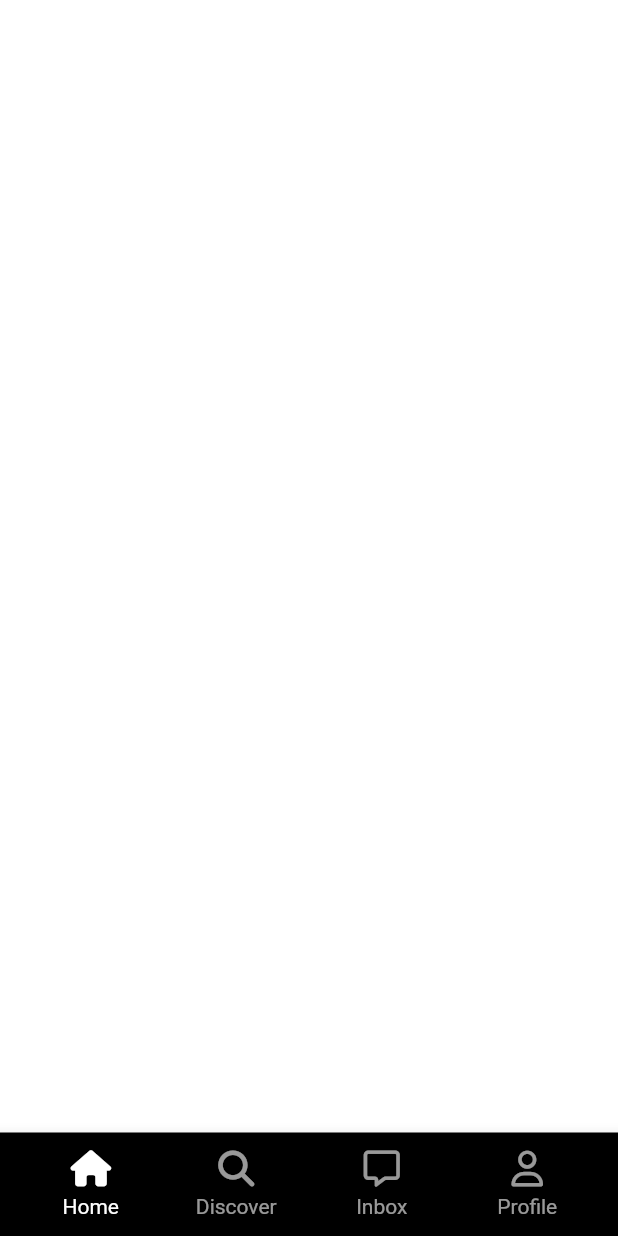
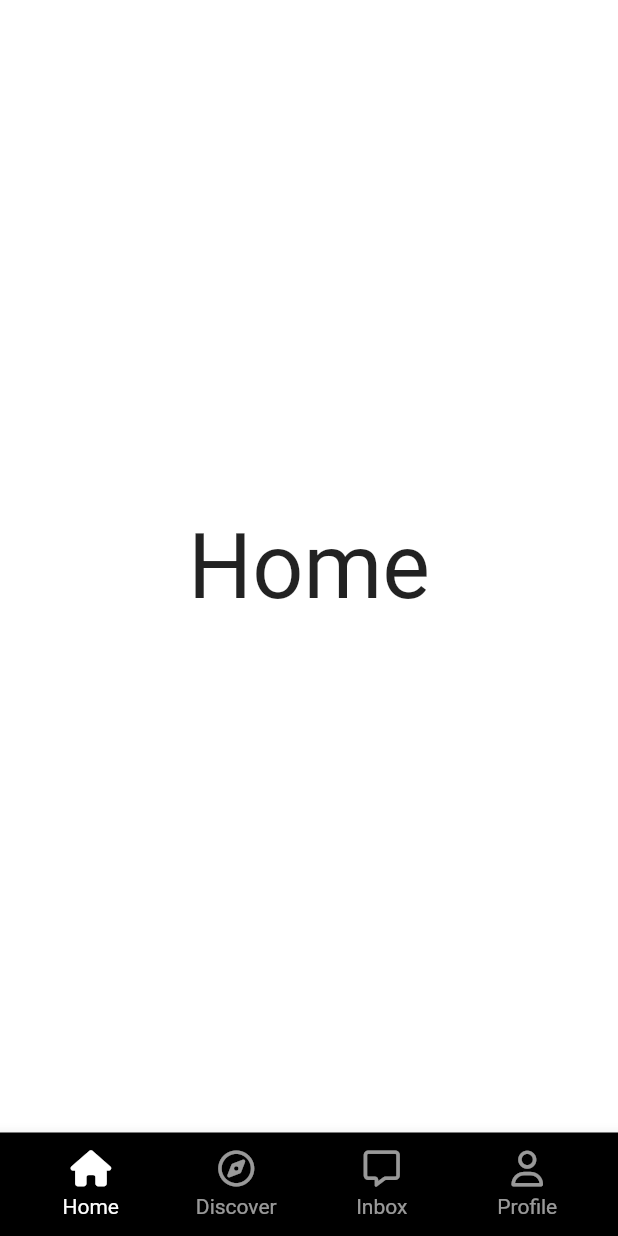
Before and after one commit to daveg7lee/tiktok_clone, a Flutter app: the screen it shows after launch, on a phone screen of 412 x 824 dp. Run offline on Flutter 3.47's test engine with Material 2 defaults, Android fonts, the phone set to English and light mode, and no system bars; our stand-ins replace font_awesome_flutter.

Commit message:
Stateful Navigation part One

```diff
--- a/lib/features/main_navigation/main_navigation_screen.dart
+++ b/lib/features/main_navigation/main_navigation_screen.dart
@@ -15,19 +15,29 @@ class _MainNavigationScreenState extends State<MainNavigationScreen> {
 
   final screens = [
     const Center(
-      child: Text("Home"),
+      child: Text(
+        "Home",
+        style: TextStyle(fontSize: 60),
+      ),
     ),
     const Center(
-      child: Text("Search"),
+      child: Text(
+        "Discover",
+        style: TextStyle(fontSize: 60),
+      ),
+    ),
+    Container(),
+    const Center(
+      child: Text(
+        "Inbox",
+        style: TextStyle(fontSize: 60),
+      ),
     ),
     const Center(
-      child: Text("Home"),
-    ),
-    const Center(
-      child: Text("Search"),
-    ),
-    const Center(
-      child: Text("Home"),
+      child: Text(
+        "Profile",
+        style: TextStyle(fontSize: 60),
+      ),
     ),
   ];
 
@@ -40,6 +50,7 @@ class _MainNavigationScreenState extends State<MainNavigationScreen> {
   @override
   Widget build(BuildContext context) {
     return Scaffold(
+      body: screens[_selectedIndex],
       bottomNavigationBar: BottomAppBar(
         color: Colors.black,
         child: Padding(
@@ -51,24 +62,28 @@ class _MainNavigationScreenState extends State<MainNavigationScreen> {
                 text: "Home",
                 isSelected: _selectedIndex == 0,
                 icon: FontAwesomeIcons.house,
+                selectedIcon: FontAwesomeIcons.house,
                 onTap: () => _onTap(0),
               ),
               NavTab(
                 text: "Discover",
                 isSelected: _selectedIndex == 1,
-                icon: FontAwesomeIcons.magnifyingGlass,
+                icon: FontAwesomeIcons.compass,
+                selectedIcon: FontAwesomeIcons.solidCompass,
                 onTap: () => _onTap(1),
               ),
               NavTab(
                 text: "Inbox",
                 isSelected: _selectedIndex == 3,
                 icon: FontAwesomeIcons.message,
+                selectedIcon: FontAwesomeIcons.solidMessage,
                 onTap: () => _onTap(3),
               ),
               NavTab(
                 text: "Profile",
                 isSelected: _selectedIndex == 4,
                 icon: FontAwesomeIcons.user,
+                selectedIcon: FontAwesomeIcons.solidUser,
                 onTap: () => _onTap(4),
               ),
             ],
--- a/lib/features/main_navigation/widgets/nav_tab.dart
+++ b/lib/features/main_navigation/widgets/nav_tab.dart
@@ -9,11 +9,12 @@ class NavTab extends StatelessWidget {
     required this.isSelected,
     required this.icon,
     required this.onTap,
+    required this.selectedIcon,
   });
 
   final String text;
   final bool isSelected;
-  final IconData icon;
+  final IconData icon, selectedIcon;
   final Function onTap;
 
   @override
@@ -30,7 +31,7 @@ class NavTab extends StatelessWidget {
               mainAxisSize: MainAxisSize.min,
               children: [
                 FaIcon(
-                  icon,
+                  isSelected ? selectedIcon : icon,
                   color: Colors.white,
                 ),
                 Gaps.v5,
```
